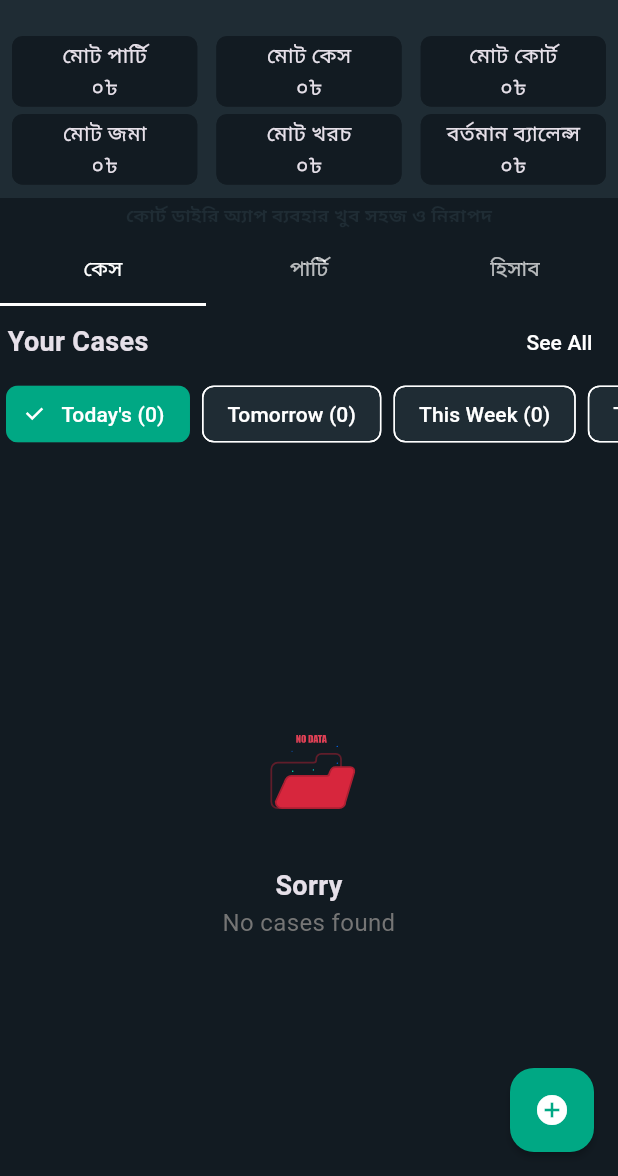
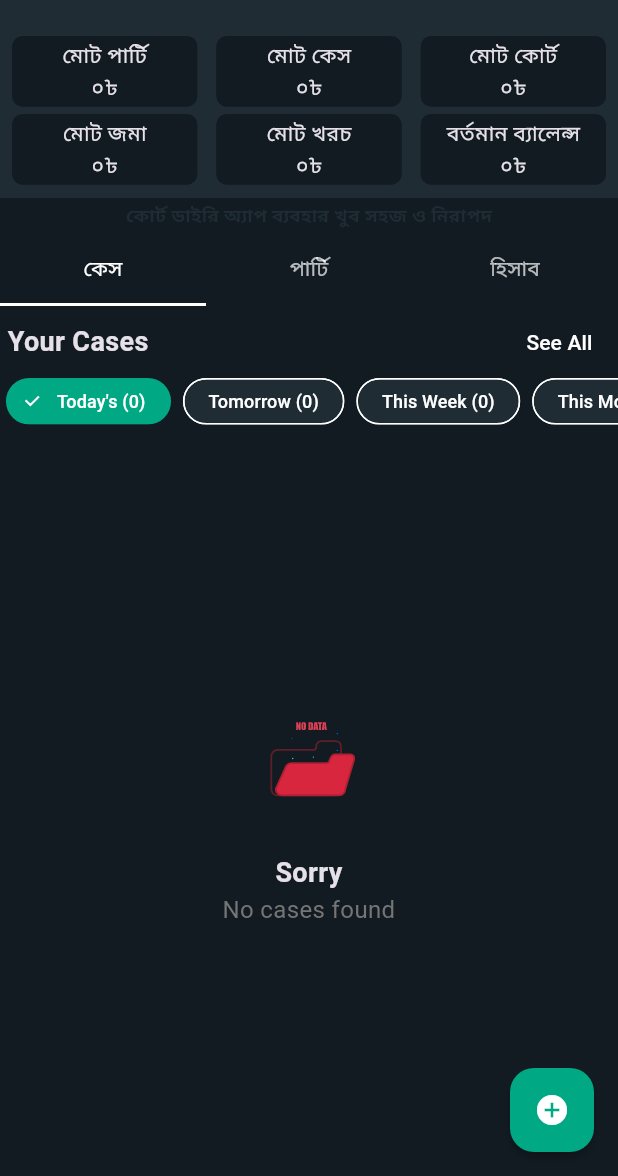
Before and after one commit to mahbubhswe/court-dairy, a Flutter app: the screen it shows once a user with an empty profile is signed in, on a phone screen of 412 x 824 dp, the part 60-1236 px from its top. Run offline on Flutter 3.47's test engine with Material 3 defaults, Android fonts, the light colour scheme and no system bars; drawn by our look-alikes of animated_text_kit; our stand-ins replace animated_splash_screen, auth_buttons, cached_network_image, cloud_firestore, cloud_functions, dio and 16 more; missing offline and left inert: android_intent_plus, flutter_bkash, in_app_update, panara_dialogs; accounts and stored records are empty.

Commit message:
Style case filter chips

```diff
--- a/lib/modules/case/screens/case_screen.dart
+++ b/lib/modules/case/screens/case_screen.dart
@@ -88,9 +88,13 @@ Widget filterChip(String key, String label, CaseController controller) {
   return Padding(
     padding: const EdgeInsets.symmetric(horizontal: 4),
     child: ChoiceChip(
-      label: Text(label),
+      label: Text(label, style: const TextStyle(fontSize: 12)),
       selected: controller.selectedFilter.value == key,
       onSelected: (_) => controller.selectedFilter.value = key,
+      shape: RoundedRectangleBorder(borderRadius: BorderRadius.circular(20)),
+      materialTapTargetSize: MaterialTapTargetSize.shrinkWrap,
+      visualDensity: VisualDensity.compact,
+      labelPadding: const EdgeInsets.symmetric(horizontal: 8),
     ),
   );
 }
```
